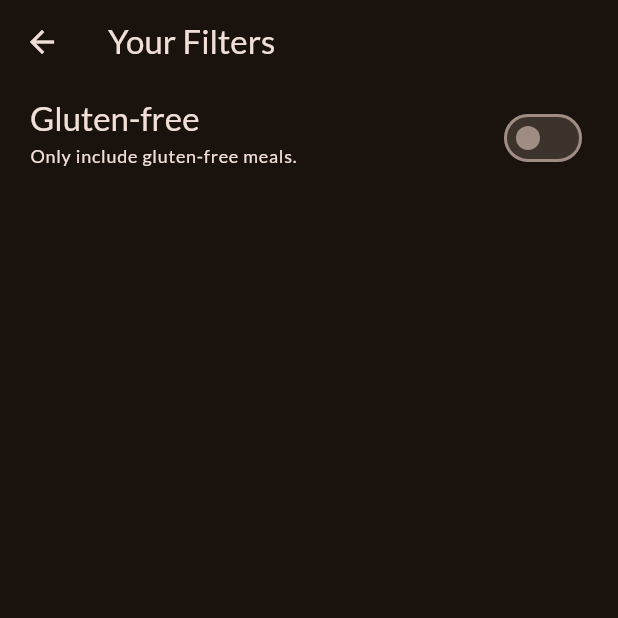
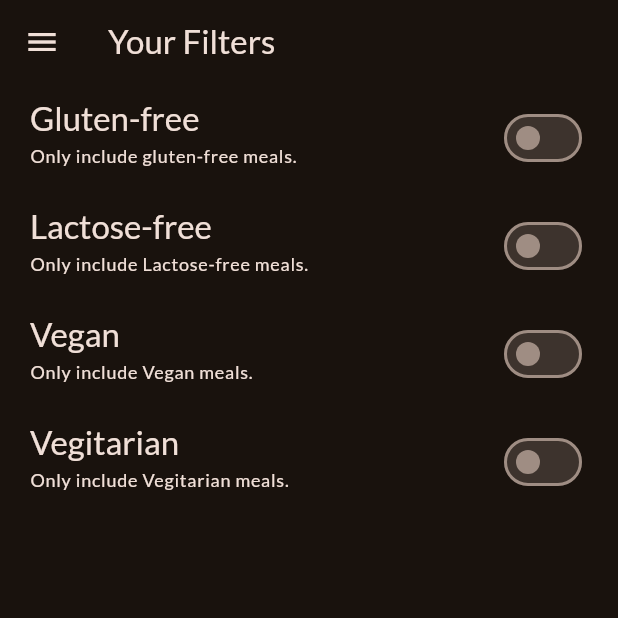
Before and after one commit to Nevelin-W/meals_app, a Flutter app: the FiltersScreen screen opened directly, on a phone screen of 412 x 824 dp, the top half of it. Run offline on Flutter 3.47's test engine with Material 3 defaults, Android fonts, the phone set to English and light mode, and no system bars; our stand-ins replace google_fonts, transparent_image.

Commit message:
all filters added(no functionality yet)

```diff
--- a/lib/screens/filters.dart
+++ b/lib/screens/filters.dart
@@ -1,4 +1,13 @@
 import 'package:flutter/material.dart';
+import 'package:meals_app/widgets/main_drawer.dart';
+import 'package:meals_app/screens/tabs.dart';
+
+enum Filter {
+  glutenFree,
+  lactoseFree,
+  vegan,
+  vegetarian,
+}
 
 class FiltersScreen extends StatefulWidget {
   const FiltersScreen({super.key});
@@ -9,14 +18,44 @@ class FiltersScreen extends StatefulWidget {
 
 class _FiltersScreenState extends State<FiltersScreen> {
   var _glutenFreeFilterSet = false;
+  var _lactoseFreeFilterSet = false;
+  var _veganFilterSet = false;
+  var _vegetarianFilterSet = false;
 
   @override
   Widget build(BuildContext context) {
     return Scaffold(
+      drawer: MainDrawer(
+        onSelectScreen: (identifier) {
+          Navigator.of(context).pop();
+          if (identifier == 'meals') {
+            Navigator.of(context).pushReplacement(
+              MaterialPageRoute(
+                builder: (ctx) => const TabsScreen(),
+              ),
+            );
+          }
+        },
+      ),
       appBar: AppBar(
         title: const Text('Your Filters'),
       ),
-      body: Column(
+      body: PopScope(
+        canPop: false,
+        onPopInvoked: (bool didPop) {
+          if (didPop) return;
+          {
+            Navigator.of(context).pop(
+              {
+                Filter.glutenFree: _glutenFreeFilterSet,
+                Filter.lactoseFree: _lactoseFreeFilterSet,
+                Filter.vegan: _veganFilterSet,
+                Filter.vegetarian: _vegetarianFilterSet,
+              },
+            );
+          }
+        },
+        child: Column(
           children: [
             SwitchListTile(
               value: _glutenFreeFilterSet,
@@ -42,7 +81,80 @@ class _FiltersScreenState extends State<FiltersScreen> {
               activeColor: Theme.of(context).colorScheme.tertiary,
               contentPadding: const EdgeInsets.only(left: 20, right: 20),
             ),
+            SwitchListTile(
+              value: _lactoseFreeFilterSet,
+              onChanged: (isCehcked) {
+                setState(() {
+                  _lactoseFreeFilterSet = isCehcked;
+                });
+              },
+              title: Text(
+                'Lactose-free',
+                style: Theme.of(context)
+                    .textTheme
+                    .titleLarge!
+                    .copyWith(color: Theme.of(context).colorScheme.onSurface),
+              ),
+              subtitle: Text(
+                'Only include Lactose-free meals.',
+                style: Theme.of(context)
+                    .textTheme
+                    .labelMedium!
+                    .copyWith(color: Theme.of(context).colorScheme.onSurface),
+              ),
+              activeColor: Theme.of(context).colorScheme.tertiary,
+              contentPadding: const EdgeInsets.only(left: 20, right: 20),
+            ),
+            SwitchListTile(
+              value: _veganFilterSet,
+              onChanged: (isCehcked) {
+                setState(() {
+                  _veganFilterSet = isCehcked;
+                });
+              },
+              title: Text(
+                'Vegan',
+                style: Theme.of(context)
+                    .textTheme
+                    .titleLarge!
+                    .copyWith(color: Theme.of(context).colorScheme.onSurface),
+              ),
+              subtitle: Text(
+                'Only include Vegan meals.',
+                style: Theme.of(context)
+                    .textTheme
+                    .labelMedium!
+                    .copyWith(color: Theme.of(context).colorScheme.onSurface),
+              ),
+              activeColor: Theme.of(context).colorScheme.tertiary,
+              contentPadding: const EdgeInsets.only(left: 20, right: 20),
+            ),
+            SwitchListTile(
+              value: _vegetarianFilterSet,
+              onChanged: (isCehcked) {
+                setState(() {
+                  _vegetarianFilterSet = isCehcked;
+                });
+              },
+              title: Text(
+                'Vegitarian',
+                style: Theme.of(context)
+                    .textTheme
+                    .titleLarge!
+                    .copyWith(color: Theme.of(context).colorScheme.onSurface),
+              ),
+              subtitle: Text(
+                'Only include Vegitarian meals.',
+                style: Theme.of(context)
+                    .textTheme
+                    .labelMedium!
+                    .copyWith(color: Theme.of(context).colorScheme.onSurface),
+              ),
+              activeColor: Theme.of(context).colorScheme.tertiary,
+              contentPadding: const EdgeInsets.only(left: 20, right: 20),
+            ),
           ],
+        ),
       ),
     );
   }
--- a/lib/screens/tabs.dart
+++ b/lib/screens/tabs.dart
@@ -44,15 +44,14 @@ class _TabsScreenState extends State<TabsScreen> {
     });
   }
 
-  void _setScreen(String identifier) {
+  void _setScreen(String identifier) async {
+    Navigator.of(context).pop();
     if (identifier == 'filters') {
       Navigator.of(context).push(
         MaterialPageRoute(
           builder: (ctx) => const FiltersScreen(),
         ),
       );
-    } else {
-      Navigator.of(context).pop();
     }
   }
 
```
Lines whose indentation alone changed are shown as unchanged.
